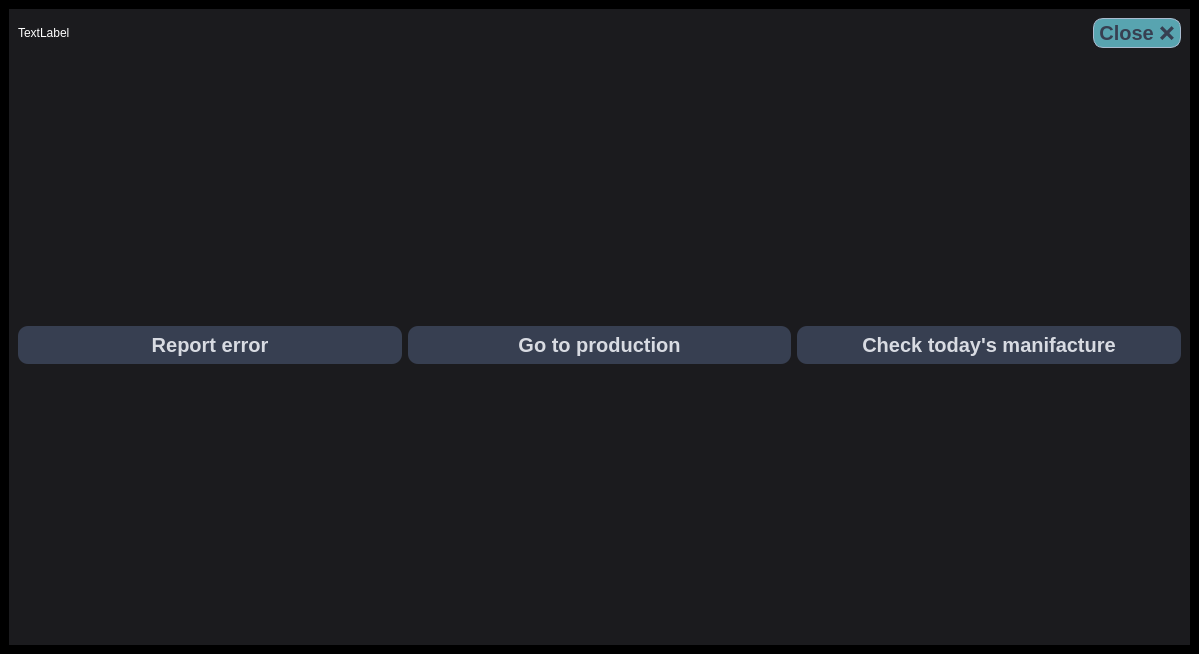
Old version of the form LinuxProject/mainwindow.ui in the repository Skalik2/LinuxAppCpp.
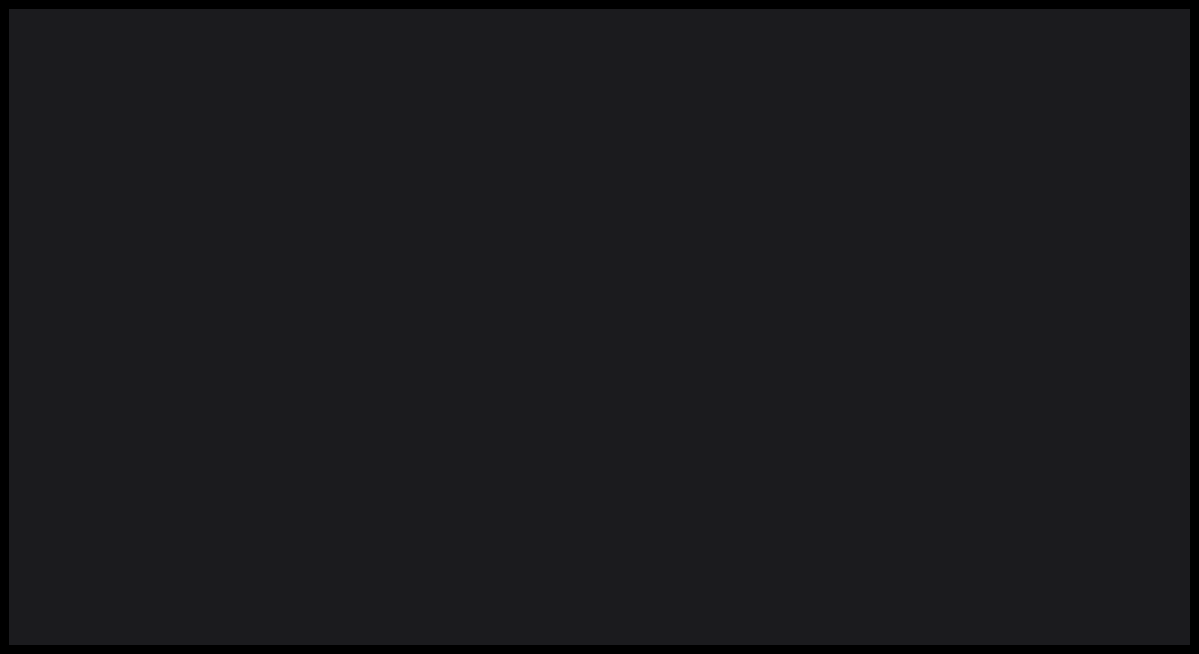
New version of the form.

What changed in the file:
```diff
--- a/LinuxProject/mainwindow.ui
+++ b/LinuxProject/mainwindow.ui
@@ -49,7 +49,7 @@
 </string>
       </property>
       <property name="currentIndex">
-       <number>0</number>
+       <number>2</number>
       </property>
       <widget class="QWidget" name="page">
        <property name="styleSheet">
@@ -1497,6 +1497,7 @@
         </item>
        </layout>
       </widget>
+      <widget class="QWidget" name="viewProductionPage"/>
      </widget>
     </item>
    </layout>
```
Left out of the diff: 4 changed lines with no effect on the pictures.
